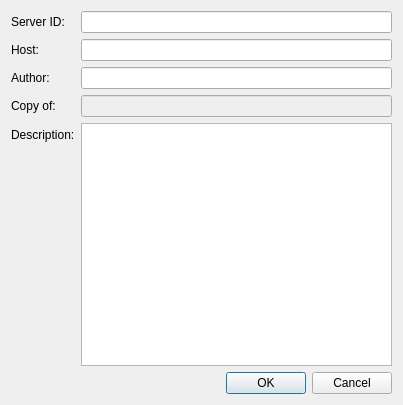
Before: the Qt Designer form src/pythonGui/karabo_gui/project/dialog/server_handle.ui in European-XFEL/Karabo, drawn with Qt 5.
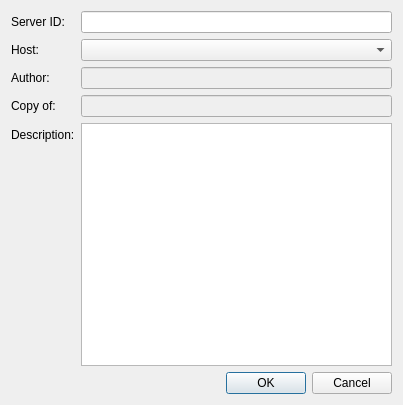
After: the same form once the commit is applied.

Commit message: Adapt Device Server dialog to new model parameters

The edit to the form file:
```diff
--- a/src/pythonGui/karabo_gui/project/dialog/server_handle.ui
+++ b/src/pythonGui/karabo_gui/project/dialog/server_handle.ui
@@ -33,9 +33,6 @@
        </property>
       </widget>
      </item>
-     <item row="1" column="1">
-      <widget class="QLineEdit" name="leHost"/>
-     </item>
      <item row="2" column="0">
       <widget class="QLabel" name="laAuthor">
        <property name="text">
@@ -44,7 +41,11 @@
       </widget>
      </item>
      <item row="2" column="1">
-      <widget class="QLineEdit" name="leAuthor"/>
+      <widget class="QLineEdit" name="leAuthor">
+       <property name="enabled">
+        <bool>false</bool>
+       </property>
+      </widget>
      </item>
      <item row="3" column="0">
       <widget class="QLabel" name="laCopyOf">
@@ -70,6 +71,9 @@
      <item row="4" column="1">
       <widget class="QTextEdit" name="teDescription"/>
      </item>
+     <item row="1" column="1">
+      <widget class="QComboBox" name="cbHost"/>
+     </item>
     </layout>
    </item>
    <item>
```
The commit also changes 3 other files.
